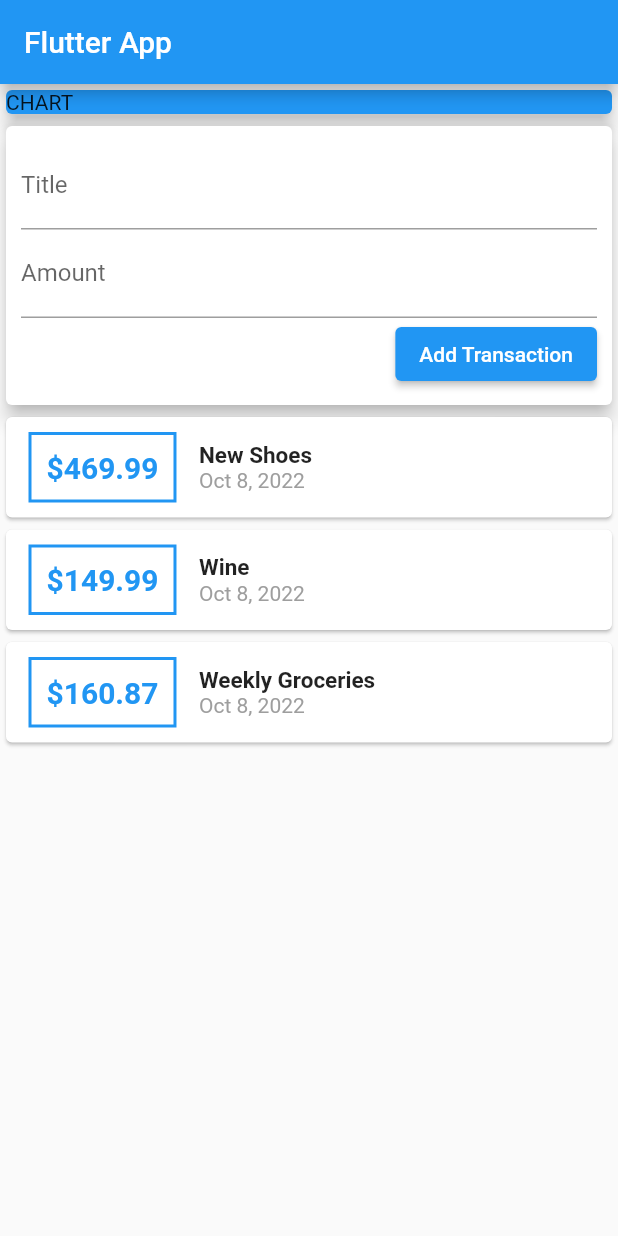
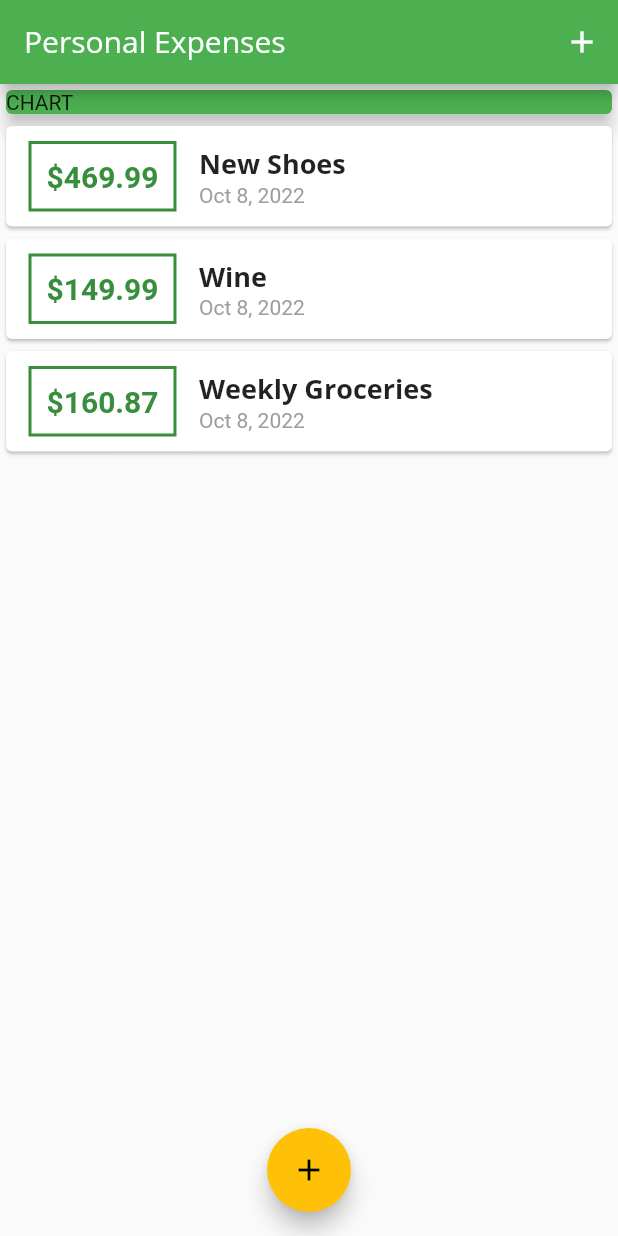
Before and after one commit to Seician/flutter_complete_guide, a Flutter app: the screen it shows after launch, on a phone screen of 412 x 824 dp. Run offline on Flutter 3.47's test engine with Material 2 defaults, Android fonts, the phone set to English and light mode, and no system bars.

```diff
--- a/lib/main.dart
+++ b/lib/main.dart
@@ -1,6 +1,8 @@
 import 'package:flutter/material.dart';
-import 'package:flutter_complete_guide/widgets/user_transactions.dart';
+import 'package:flutter_complete_guide/widgets/new_transactions.dart';
+import 'package:flutter_complete_guide/widgets/transaction_list.dart';
 
+import 'models/transaction.dart';
 
 void main() => runApp(MyApp());
 
@@ -8,22 +10,84 @@ class MyApp extends StatelessWidget {
   @override
   Widget build(BuildContext context) {
     return MaterialApp(
-      title: 'Flutter App',
+      title: 'Personal Expenses',
+      theme: ThemeData(
+        primarySwatch: Colors.green,
+        accentColor: Colors.amber,
+        fontFamily: 'QuickSand',
+        textTheme: ThemeData.light().textTheme.copyWith(
+          headline6: TextStyle(
+            fontFamily: 'OpenSans',
+            fontWeight: FontWeight.bold,
+            fontSize: 18)),
+        appBarTheme: AppBarTheme(
+          textTheme: ThemeData.light().textTheme.copyWith(
+            headline6:TextStyle(
+              fontFamily: 'OpenSans',
+              fontSize: 20,
+              ),
+               )
+               ,)
+      ),
       home: MyHomePage(),
     );
   }
 }
 
-class MyHomePage extends StatelessWidget {
-  // String titleInput;
-  // String amountInput;
-  final titleControler = TextEditingController();
-  final amountController = TextEditingController();
+class MyHomePage extends StatefulWidget {
+  @override
+  State<MyHomePage> createState() => _MyHomePageState();
+}
+
+class _MyHomePageState extends State<MyHomePage> {
+  final List<Transaction> _userTransactions = [
+    Transaction(
+        id: 't1', title: 'New Shoes', amount: 469.99, date: DateTime.now()),
+    Transaction(id: 't1', title: 'Wine', amount: 149.99, date: DateTime.now()),
+    Transaction(
+        id: 't1',
+        title: 'Weekly Groceries',
+        amount: 160.87,
+        date: DateTime.now()),
+  ];
+
+  void _addNewTransaction(String title, double amount) {
+    final newTx = Transaction(
+        id: DateTime.now().toString(),
+        title: title,
+        amount: amount,
+        date: DateTime.now());
+
+    setState(() {
+      _userTransactions.add(newTx);
+    });
+  }
+
+  void _startAddNewTransaction(BuildContext context) {
+    showModalBottomSheet(
+      context: context,
+      builder: (_) {
+        return GestureDetector(
+          onTap: (){} ,
+          child: NewTransaction(_addNewTransaction),
+          behavior: HitTestBehavior.opaque,
+        );
+      },
+    );
+  }
+
   @override
   Widget build(BuildContext context) {
     return Scaffold(
       appBar: AppBar(
-        title: Text('Flutter App'),
+        actions: [
+          IconButton(
+            onPressed: () => _startAddNewTransaction(context),
+            icon: Icon(Icons.add),
+          )
+        ],
+        title: Text('Personal Expenses',),
+
       ),
       body: SingleChildScrollView(
         child: Column(
@@ -32,14 +96,19 @@ class MyHomePage extends StatelessWidget {
             Container(
               width: double.infinity,
               child: Card(
-                color: Colors.blue,
+                color: Theme.of(context).primaryColor,
                 child: Text('CHART'),
                 elevation: 5,
               ),
             ),
-            UserTransactions(),
+            TransactionList(_userTransactions),
           ],
         ),
+      ),
+      floatingActionButtonLocation: FloatingActionButtonLocation.centerFloat,
+      floatingActionButton: FloatingActionButton(
+        child: Icon(Icons.add),
+        onPressed: () => _startAddNewTransaction(context),
       ),
     );
   }
--- a/lib/widgets/transaction_list.dart
+++ b/lib/widgets/transaction_list.dart
@@ -19,16 +19,20 @@ class TransactionList extends StatelessWidget {
             child: Row(
               children: <Widget>[
                 Container(
-                  margin: EdgeInsets.symmetric(vertical: 10, horizontal: 15),
+                  margin: EdgeInsets.symmetric(
+                    vertical: 10,
+                    horizontal: 15),
                   decoration: BoxDecoration(
-                      border: Border.all(color: Colors.blue, width: 2)),
+                      border: Border.all(
+                        color: Theme.of(context).primaryColorDark,
+                        width: 2)),
                   padding: EdgeInsets.all(10),
                   child: Text(
-                    '\$${transactions[index].amount}',
+                    '\$${transactions[index].amount.toStringAsFixed(2)}',
                     style: TextStyle(
                         fontWeight: FontWeight.bold,
                         fontSize: 20,
-                        color: Colors.blue),
+                        color: Theme.of(context).primaryColorDark),
                   ),
                 ),
                 Column(
@@ -37,7 +41,7 @@ class TransactionList extends StatelessWidget {
                     Text(
                       transactions[index].title,
                       style:
-                          TextStyle(fontSize: 15, fontWeight: FontWeight.bold),
+                          Theme.of(context).textTheme.headline6,
                     ),
                     Text(DateFormat.yMMMd().format(transactions[index].date),
                         style: TextStyle(color: Colors.grey)),
--- a/lib/widgets/user_transactions.dart
+++ /dev/null
@@ -1,43 +0,0 @@
-import 'package:flutter/cupertino.dart';
-import 'package:flutter_complete_guide/widgets/transaction_list.dart';
-
-import '../models/transaction.dart';
-import 'new_transactions.dart';
-
-class UserTransactions extends StatefulWidget {
-  @override
-  _UserTransactionState createState() => _UserTransactionState();
-}
-
-class _UserTransactionState extends State<UserTransactions> {
-  final List<Transaction> _userTransactions = [
-    Transaction(
-        id: 't1', title: 'New Shoes', amount: 469.99, date: DateTime.now()),
-    Transaction(id: 't1', title: 'Wine', amount: 149.99, date: DateTime.now()),
-    Transaction(
-        id: 't1',
-        title: 'Weekly Groceries',
-        amount: 160.87,
-        date: DateTime.now()),
-  ];
-
-  void _addNewTransaction(String title, double amount) {
-    final newTx = Transaction(
-        id: DateTime.now().toString(),
-        title: title,
-        amount: amount,
-        date: DateTime.now());
-
-    setState(() {
-      _userTransactions.add(newTx);
-    });
-  }
-
-  @override
-  Widget build(BuildContext context) {
-    return Column(children: [
-      NewTransaction(_addNewTransaction),
-      TransactionList(_userTransactions)
-    ]);
-  }
-}
```
Also changed, not shown: lib/widgets/new_transactions.dart (+30 -7 lines), pubspec.yaml (+12 -11 lines), assets/fonts/OpenSans-Bold.ttf (added), assets/fonts/OpenSans-Regular.ttf (added), assets/fonts/Quicksand-Bold.ttf (added), assets/fonts/Quicksand-Light.ttf (added), assets/fonts/Quicksand-Medium.ttf (added), assets/fonts/Quicksand-Regular.ttf (added).
